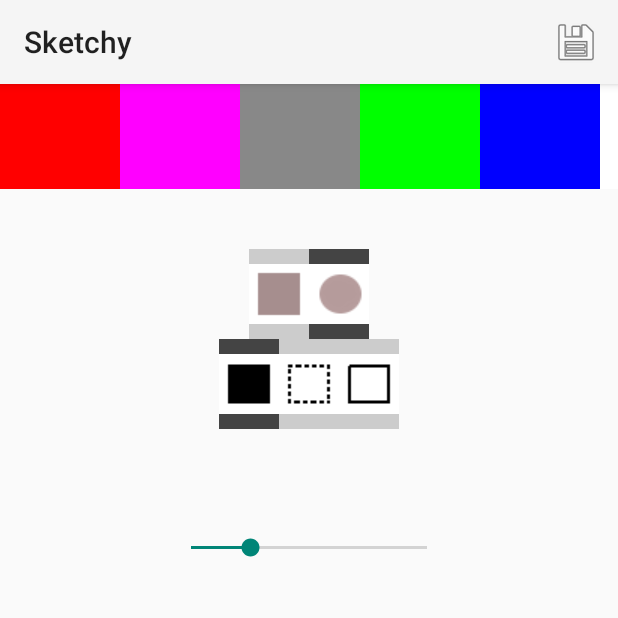
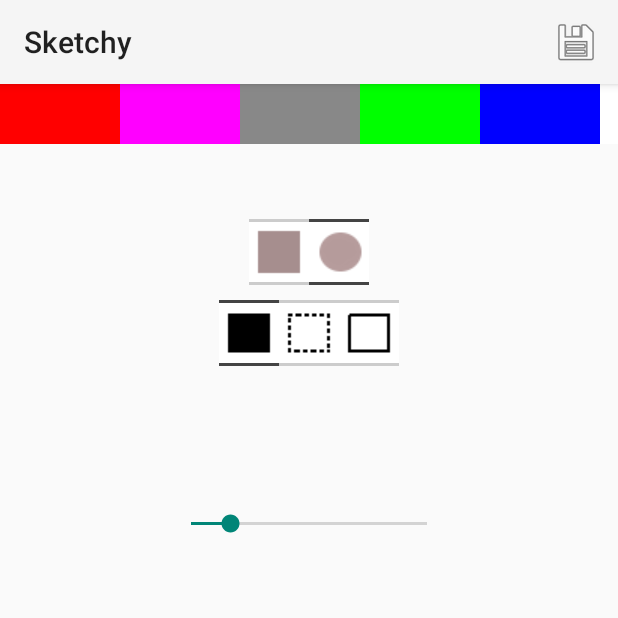
Before and after one commit to johncrawley/Sketchy, an Android app: the screen it shows after launch (MainActivity), after a tap on "Save", on a phone screen of 412 x 824 dp, the top half of it. Run offline under Robolectric (Android 15) with nearby library versions, the phone set to English and light mode, and no system bars.

Commit message:
Improved vertical layout, dimens of paintView, location of sketches.
Smaller dimensions on selector buttons
Added dimensions.xml
Removed old colour button image resources
Removed old colour button views from landscape layout
Added padding between rows of buttons
Sketches are now stored in Pictures/Sketches

```diff
--- a/app/src/main/java/com/jacstuff/sketchy/MainActivity.java
+++ b/app/src/main/java/com/jacstuff/sketchy/MainActivity.java
@@ -25,8 +25,9 @@ import java.util.HashMap;
 import java.util.List;
 import java.util.Map;
 
+import static android.os.Environment.DIRECTORY_PICTURES;
+
 public class MainActivity extends AppCompatActivity implements View.OnClickListener{//} implements {// View.OnTouchListener {
-
 
     private int screenWidth;
     private int screenHeight;
@@ -41,6 +42,8 @@ public class MainActivity extends AppCompatActivity implements View.OnClickListe
     Map<Integer, Integer> colorButtonMap = new HashMap<>();
     private Map<Integer, Procedure> paintActionsMap;
 
+    private String SKETCHES_DIR;
+
 
         @Override
         protected void onCreate(Bundle savedInstanceState) {
@@ -48,13 +51,10 @@ public class MainActivity extends AppCompatActivity implements View.OnClickListe
             setContentView(R.layout.activity_main);
             paintView = findViewById(R.id.paintView);
             seekBar = findViewById(R.id.seekBar);
-            DisplayMetrics metrics = new DisplayMetrics();
-            getWindowManager().getDefaultDisplay().getMetrics(metrics);
-            int viewHeight = paintView.getHeight();
-            paintView.init(metrics, viewHeight);
             deriveScreenDimensions();
-            paintView.setMinimumHeight(screenHeight / 2);
+            paintView.init(screenWidth, (screenHeight/2));
             setupActionbar();
+            SKETCHES_DIR = Environment.getExternalStoragePublicDirectory(DIRECTORY_PICTURES).getPath() + "/Sketches/";
 
             setupStyleButtons();
             setupShapeButtons();
@@ -357,9 +357,7 @@ public class MainActivity extends AppCompatActivity implements View.OnClickListe
 
         private void saveImage(){
 
-            Log.i("Main", "Save button clicked!");
-            String dirPath = Environment.getExternalStorageDirectory().getPath() + "/Sketches/";
-            String path = dirPath + "sketch.jpg";
+            String path = SKETCHES_DIR + "sketch.jpg";
             createSaveDirIfDoesntExist();
             try{
 
@@ -375,23 +373,18 @@ public class MainActivity extends AppCompatActivity implements View.OnClickListe
 
 
     private void createSaveDirIfDoesntExist(){
-        String path = Environment.getExternalStorageDirectory() + "/Sketches";
-        File folder = new File(path);
+        File folder = new File(SKETCHES_DIR);
         if(!folder.exists()){
             boolean result = folder.mkdirs();
-            Log.i("Main", "Attempted to make Sketches dir, result : "+ result);
         }
     }
 
 
     private void deriveScreenDimensions(){
-
         DisplayMetrics displayMetrics = new DisplayMetrics();
         getWindowManager().getDefaultDisplay().getMetrics(displayMetrics);
         screenHeight = displayMetrics.heightPixels;
         screenWidth = displayMetrics.widthPixels;
-
-        Log.i("MainActivity", "derived dimensions : width : " + screenWidth + " height: " + screenHeight);
     }
 
 
--- a/app/src/main/java/com/jacstuff/sketchy/PaintView.java
+++ b/app/src/main/java/com/jacstuff/sketchy/PaintView.java
@@ -92,9 +92,9 @@ public class PaintView extends View {
         this.brushSize = brushSize;
     }
 
-    public void init(DisplayMetrics metrics, int viewHeight) {
+    public void init(int screenWidth, int screenHeight) {
 
-             int widthHeight = Math.min(metrics.heightPixels, metrics.widthPixels) - 20;
+        int widthHeight = Math.min(screenWidth, screenHeight) - 20;
         bitmap = Bitmap.createBitmap(widthHeight, widthHeight, Bitmap.Config.ARGB_8888);
         canvas = new Canvas(bitmap);
 
--- a/app/src/main/res/layout-land/activity_main.xml
+++ b/app/src/main/res/layout-land/activity_main.xml
@@ -51,97 +51,6 @@
                 android:orientation="horizontal"
 
                 >
-
-
-                <ImageButton
-                    android:id="@+id/redButton"
-                    android:layout_width="wrap_content"
-                    android:layout_height="wrap_content"
-                    android:layout_weight="1"
-                    android:paddingStart="0dp"
-                    android:paddingEnd="0dp"
-                    android:layout_margin="0dp"
-
-                    app:srcCompat="@drawable/red_button" />
-
-
-                <ImageButton
-                    android:id="@+id/greenButton"
-                    android:layout_width="wrap_content"
-                    android:layout_height="wrap_content"
-                    android:layout_weight="1"
-                    android:paddingStart="0dp"
-                    android:paddingEnd="0dp"
-                    app:srcCompat="@drawable/green_button" />
-
-                <ImageButton
-                    android:id="@+id/blueButton"
-                    android:layout_width="wrap_content"
-                    android:layout_height="wrap_content"
-                    android:layout_weight="1"
-                    android:paddingStart="0dp"
-                    android:paddingEnd="0dp"
-                    app:srcCompat="@drawable/blue_button" />
-
-                <ImageButton
-                    android:id="@+id/grayButton"
-                    android:layout_width="wrap_content"
-                    android:layout_height="wrap_content"
-                    android:layout_weight="1"
-                    android:paddingStart="0dp"
-                    android:paddingEnd="0dp"
-                    app:srcCompat="@drawable/gray_button" />
-
-                <ImageButton
-                    android:id="@+id/yellowButton"
-                    android:layout_width="wrap_content"
-                    android:layout_height="wrap_content"
-                    android:layout_weight="1"
-                    android:paddingStart="0dp"
-                    android:paddingEnd="0dp"
-                    app:srcCompat="@drawable/yellow_button" />
-
-                <ImageButton
-                    android:id="@+id/orangeButton"
-                    android:layout_width="wrap_content"
-                    android:layout_height="wrap_content"
-                    android:layout_weight="1"
-                    android:paddingStart="0dp"
-                    android:paddingEnd="0dp"
-                    app:srcCompat="@drawable/orange_button" />
-                <ImageButton
-                    android:id="@+id/whiteButton"
-                    android:layout_width="wrap_content"
-                    android:layout_height="wrap_content"
-                    android:layout_weight="1"
-                    android:paddingStart="0dp"
-                    android:paddingEnd="0dp"
-                    app:srcCompat="@drawable/white_button" />
-                <ImageButton
-                    android:id="@+id/blackButton"
-                    android:layout_width="wrap_content"
-                    android:layout_height="wrap_content"
-                    android:layout_weight="1"
-                    android:paddingStart="0dp"
-                    android:paddingEnd="0dp"
-                    app:srcCompat="@drawable/black_button" />
-                <ImageButton
-                    android:id="@+id/lightBlueButton"
-                    android:layout_width="wrap_content"
-                    android:layout_height="wrap_content"
-                    android:layout_weight="1"
-                    android:paddingStart="0dp"
-                    android:paddingEnd="0dp"
-                    app:srcCompat="@drawable/light_blue_button" />
-                <ImageButton
-                    android:id="@+id/purpleButton"
-                    android:layout_width="wrap_content"
-                    android:layout_height="wrap_content"
-                    android:layout_weight="1"
-                    android:paddingStart="0dp"
-                    android:paddingEnd="0dp"
-                    app:srcCompat="@drawable/purple_button" />
-
 
             </LinearLayout>
         </HorizontalScrollView>
--- a/app/src/main/res/layout/activity_main.xml
+++ b/app/src/main/res/layout/activity_main.xml
@@ -21,20 +21,19 @@
 
 
     <HorizontalScrollView
+        android:id="@+id/colorScrollView"
         android:layout_width="match_parent"
-        android:layout_height="70dp"
-        android:id="@+id/colorScrollView"
+        android:layout_height="40dp"
+        android:layout_weight="1"
+        app:layout_constraintEnd_toEndOf="parent"
         app:layout_constraintStart_toStartOf="parent"
-        app:layout_constraintEnd_toEndOf="parent"
-        app:layout_constraintTop_toBottomOf="@id/toolbar"
-        android:layout_weight="1">
+        app:layout_constraintTop_toBottomOf="@id/toolbar">
 
         <LinearLayout
             android:id="@+id/colorButtonGroup"
             android:layout_width="match_parent"
             android:layout_height="wrap_content"
             android:orientation="horizontal"
-
             >
 
         </LinearLayout>
@@ -57,9 +56,9 @@
 
         android:id="@+id/shapeOptionsLayout"
         android:orientation="horizontal"
-
         android:layout_width="wrap_content"
         android:layout_height="wrap_content"
+        android:paddingTop="10dp"
         app:layout_constraintEnd_toEndOf="parent"
         app:layout_constraintStart_toStartOf="parent"
         app:layout_constraintTop_toBottomOf="@+id/colorShadeScrollView"
@@ -68,15 +67,15 @@
 
         <ImageButton
             android:id="@+id/squareShapeButton"
-            android:layout_width="wrap_content"
-            android:layout_height="wrap_content"
+            android:layout_width="@dimen/selector_button_width"
+            android:layout_height="@dimen/selector_button_height"
             android:layout_weight="1"
             app:srcCompat="@drawable/square_shape_button" />
 
         <ImageButton
             android:id="@+id/circleShapeButton"
-            android:layout_width="wrap_content"
-            android:layout_height="wrap_content"
+            android:layout_width="@dimen/selector_button_width"
+            android:layout_height="@dimen/selector_button_height"
             android:layout_weight="1"
             app:srcCompat="@drawable/circle_shape_button" />
 
@@ -88,6 +87,8 @@
         android:orientation="horizontal"
         android:layout_width="wrap_content"
         android:layout_height="wrap_content"
+        android:paddingTop="10dp"
+        android:paddingBottom="10dp"
         app:layout_constraintEnd_toEndOf="parent"
         app:layout_constraintStart_toStartOf="parent"
         app:layout_constraintTop_toBottomOf="@+id/shapeOptionsLayout"
@@ -95,22 +96,22 @@
 
         <ImageButton
             android:id="@+id/fillStyleButton"
-            android:layout_width="wrap_content"
-            android:layout_height="wrap_content"
+            android:layout_width="@dimen/selector_button_width"
+            android:layout_height="@dimen/selector_button_height"
             android:layout_weight="1"
             app:srcCompat="@drawable/fill_style_button" />
 
         <ImageButton
             android:id="@+id/brokenOutlineStyleButton"
-            android:layout_width="wrap_content"
-            android:layout_height="wrap_content"
+            android:layout_width="@dimen/selector_button_width"
+            android:layout_height="@dimen/selector_button_height"
             android:layout_weight="1"
             app:srcCompat="@drawable/broken_outline_style_button" />
 
         <ImageButton
             android:id="@+id/outlineStyleButton"
-            android:layout_width="wrap_content"
-            android:layout_height="wrap_content"
+            android:layout_width="@dimen/selector_button_width"
+            android:layout_height="@dimen/selector_button_height"
             android:layout_weight="1"
             app:srcCompat="@drawable/outline_style_button" />
 
@@ -123,7 +124,7 @@
         android:layout_width="177dp"
         android:layout_height="50dp"
         android:indeterminate="false"
-        android:max="200"
+        android:max="300"
         android:paddingStart="10dp"
         android:paddingEnd="10dp"
         android:paddingTop="20dp"
--- /dev/null
+++ b/app/src/main/res/values/dimens.xml
@@ -0,0 +1,7 @@
+<?xml version="1.0" encoding="utf-8"?>
+<resources>
+
+    <dimen name="selector_button_width">40sp</dimen>
+    <dimen name="selector_button_height">44sp</dimen>
+
+</resources>
```
Also changed, not shown: app/src/main/res/drawable/black_button.png (deleted), app/src/main/res/drawable/blue_button.png (deleted), app/src/main/res/drawable/gray_button.png (deleted), app/src/main/res/drawable/green_button.png (deleted), app/src/main/res/drawable/light_blue_button.png (deleted), app/src/main/res/drawable/light_gray_button.png (deleted), app/src/main/res/drawable/orange_button.png (deleted), app/src/main/res/drawable/purple_button.png (deleted), app/src/main/res/drawable/red_button.png (deleted), app/src/main/res/drawable/white_button.png (deleted), app/src/main/res/drawable/yellow_button.png (deleted).
